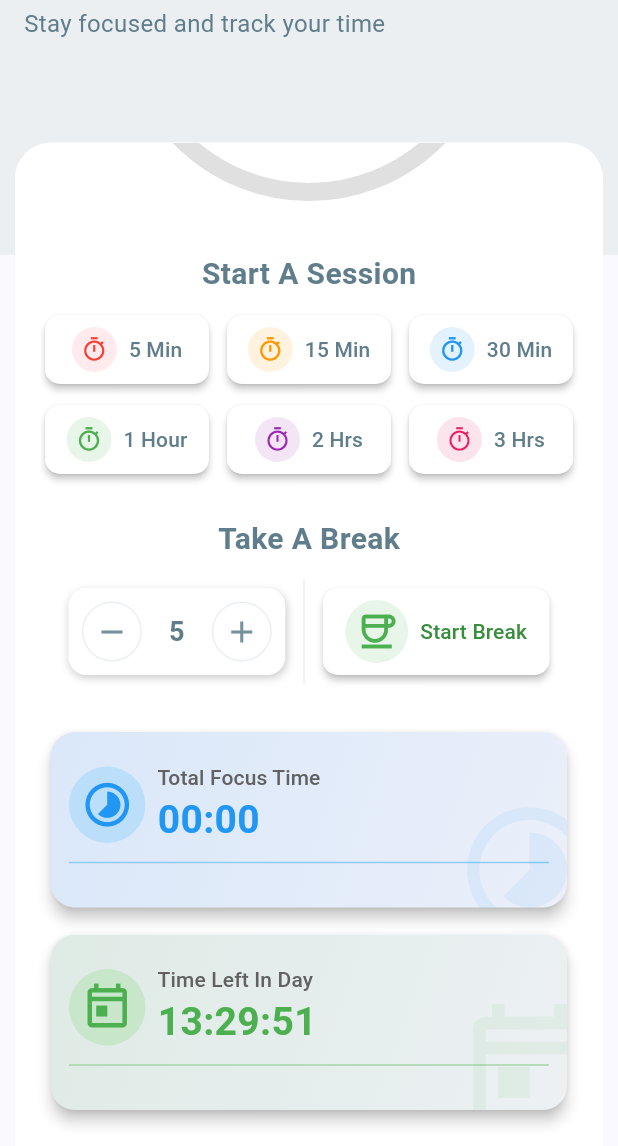
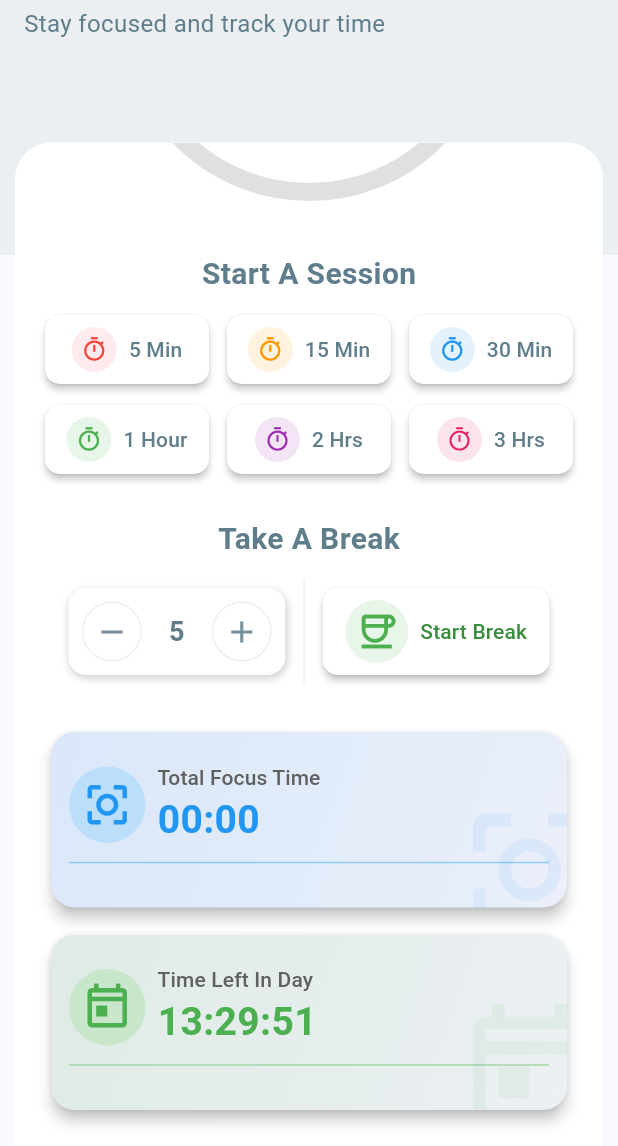
Before and after one commit to kibriahq/focus-session, a Flutter app: the screen it shows after launch, scrolled down 227 dp, on a phone screen of 412 x 824 dp, the part 90-1236 px from its top. Run offline on Flutter 3.47's test engine with Material 3 defaults, Android fonts, the phone set to English and light mode, and no system bars; our stand-ins replace audioplayers, shared_preferences.

Commit message:
update icon

```diff
--- a/lib/main.dart
+++ b/lib/main.dart
@@ -720,7 +720,7 @@ class _FocusHomePageState extends State<FocusHomePage>
                         children: [
                           _statCard(
                             context,
-                            icon: Icons.timelapse_outlined,
+                            icon: Icons.center_focus_strong_outlined,
                             label: 'Total Focus Time',
                             value: _formatTime(_totalFocusSecondsToday),
                             color: Colors.blue,
```
